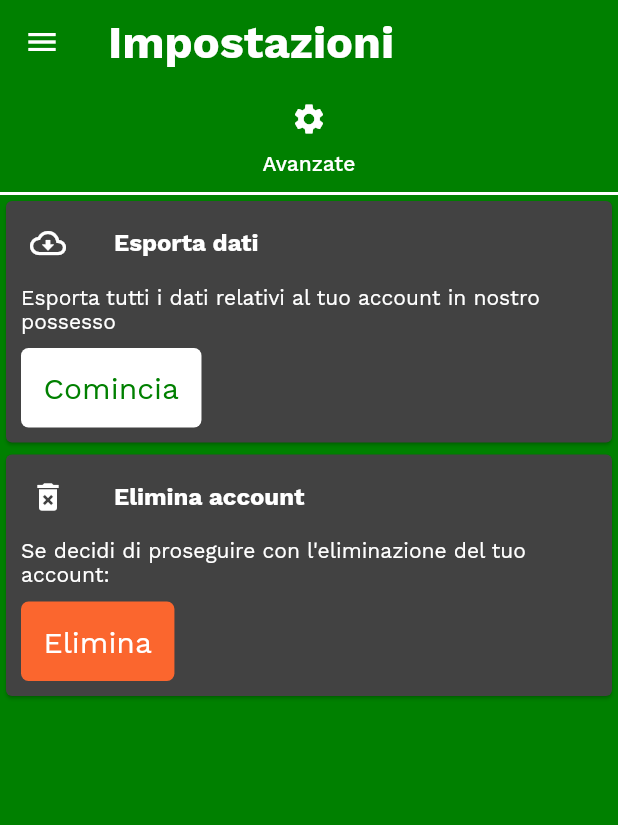
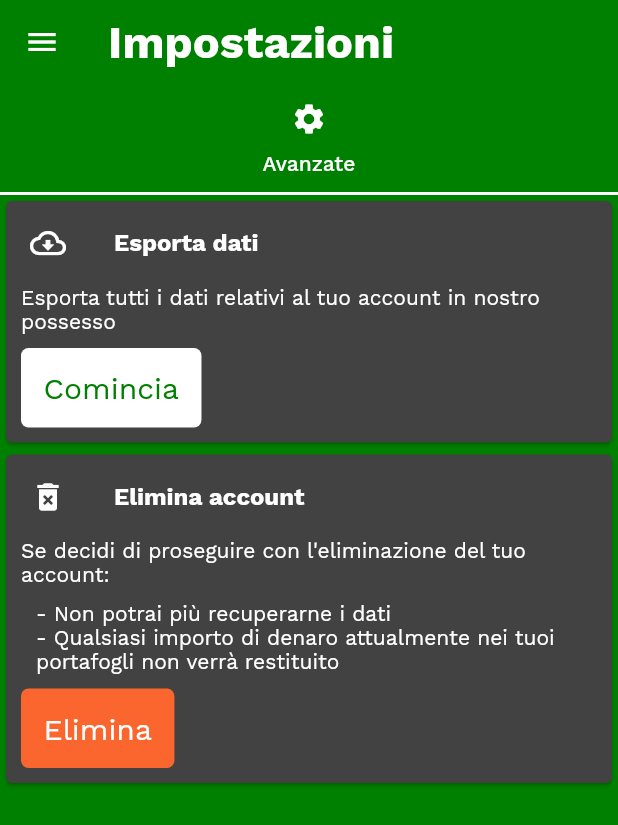
Before and after one commit to alex-sandri/scootr-app, a Flutter app: the SettingsRoute screen opened directly, on a phone screen of 412 x 824 dp. Shown: the top 825 px of the screen. Run offline on Flutter 3.47's test engine with Material 2 defaults, Android fonts, the phone set to English and light mode, and no system bars; our stand-ins replace flutter_map, flutter_svg, hive, hive_flutter, latlong; missing offline and left inert: flutter_inappwebview; accounts and stored records are empty.

Commit message:
Complete Delete account text

```diff
--- a/lib/widgets/AdvancedSettings.dart
+++ b/lib/widgets/AdvancedSettings.dart
@@ -64,6 +64,17 @@ class AdvancedSettings extends StatelessWidget {
                     children: [
                       Text("Se decidi di proseguire con l'eliminazione del tuo account:"),
                       SizedBox(height: 10),
+                      Padding(
+                        padding: const EdgeInsets.only(left: 10),
+                        child: Column(
+                          crossAxisAlignment: CrossAxisAlignment.start,
+                          children: [
+                            Text("- Non potrai più recuperarne i dati"),
+                            Text("- Qualsiasi importo di denaro attualmente nei tuoi portafogli non verrà restituito"),
+                          ],
+                        ),
+                      ),
+                      SizedBox(height: 10),
                       TextButton(
                         child: Text("Elimina"),
                         style: Theme.of(context).textButtonTheme.style!.copyWith(
```
